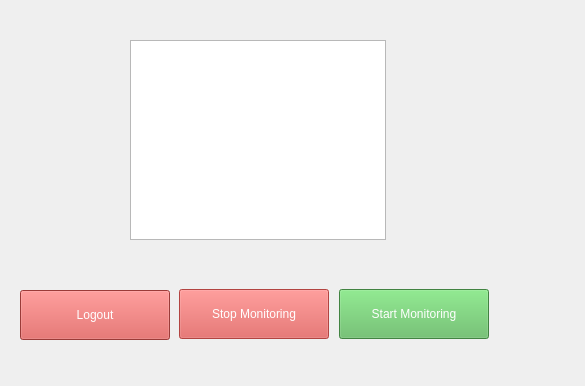
Above: ui/main_window.ui from pornessianparapio/act_app before the change. Below: the same form after it.
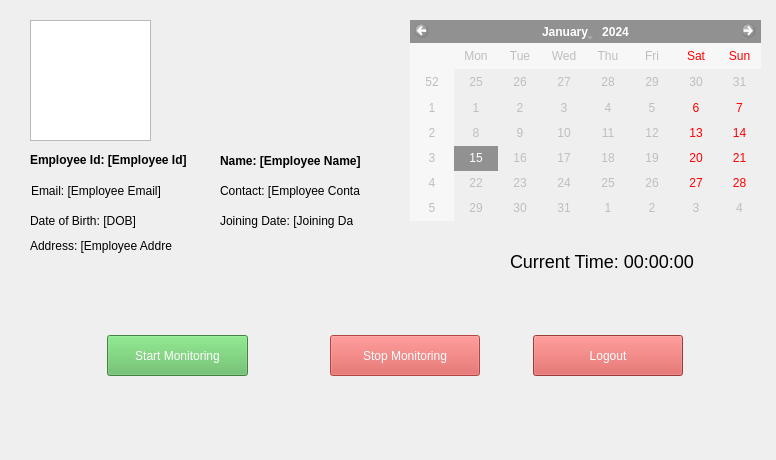
That is the form after the change.

```diff
--- a/ui/main_window.ui
+++ b/ui/main_window.ui
@@ -6,36 +6,61 @@
    <rect>
     <x>0</x>
     <y>0</y>
-    <width>585</width>
-    <height>386</height>
+    <width>776</width>
+    <height>460</height>
    </rect>
   </property>
   <property name="windowTitle">
    <string>Activity Monitor</string>
   </property>
-  <property name="stylesheet" stdset="0">
+  <property name="styleSheet">
    <string notr="true">dark_style</string>
   </property>
   <widget class="QWidget" name="centralwidget">
+   <widget class="QPushButton" name="stop_button">
+    <property name="enabled">
+     <bool>false</bool>
+    </property>
+    <property name="geometry">
+     <rect>
+      <x>330</x>
+      <y>335</y>
+      <width>150</width>
+      <height>41</height>
+     </rect>
+    </property>
+    <property name="maximumSize">
+     <size>
+      <width>150</width>
+      <height>41</height>
+     </size>
+    </property>
+    <property name="styleSheet">
+     <string notr="true">background-color: #d9534f; color: white;</string>
+    </property>
+    <property name="text">
+     <string>Stop Monitoring</string>
+    </property>
+    <property name="fixedSize" stdset="0">
+     <size>
+      <width>150</width>
+      <height>50</height>
+     </size>
+    </property>
+   </widget>
    <widget class="QPushButton" name="start_button">
     <property name="geometry">
      <rect>
-      <x>339</x>
-      <y>289</y>
-      <width>150</width>
-      <height>50</height>
+      <x>107</x>
+      <y>335</y>
+      <width>141</width>
+      <height>41</height>
      </rect>
     </property>
-    <property name="sizePolicy">
-     <sizepolicy hsizetype="Fixed" vsizetype="Fixed">
-      <horstretch>0</horstretch>
-      <verstretch>0</verstretch>
-     </sizepolicy>
-    </property>
-    <property name="minimumSize">
+    <property name="maximumSize">
      <size>
-      <width>150</width>
-      <height>50</height>
+      <width>141</width>
+      <height>41</height>
      </size>
     </property>
     <property name="styleSheet">
@@ -44,57 +69,26 @@
     <property name="text">
      <string>Start Monitoring</string>
     </property>
-   </widget>
-   <widget class="QPushButton" name="stop_button">
-    <property name="enabled">
-     <bool>false</bool>
-    </property>
-    <property name="geometry">
-     <rect>
-      <x>179</x>
-      <y>289</y>
-      <width>150</width>
-      <height>50</height>
-     </rect>
-    </property>
-    <property name="sizePolicy">
-     <sizepolicy hsizetype="Fixed" vsizetype="Fixed">
-      <horstretch>0</horstretch>
-      <verstretch>0</verstretch>
-     </sizepolicy>
-    </property>
-    <property name="minimumSize">
+    <property name="fixedSize" stdset="0">
      <size>
       <width>150</width>
       <height>50</height>
      </size>
     </property>
-    <property name="styleSheet">
-     <string notr="true">background-color: #d9534f; color: white;</string>
-    </property>
-    <property name="text">
-     <string>Stop Monitoring</string>
-    </property>
    </widget>
    <widget class="QPushButton" name="logout_button">
     <property name="geometry">
      <rect>
-      <x>20</x>
-      <y>290</y>
+      <x>533</x>
+      <y>335</y>
       <width>150</width>
-      <height>50</height>
+      <height>41</height>
      </rect>
     </property>
-    <property name="sizePolicy">
-     <sizepolicy hsizetype="Fixed" vsizetype="Fixed">
-      <horstretch>0</horstretch>
-      <verstretch>0</verstretch>
-     </sizepolicy>
-    </property>
-    <property name="minimumSize">
+    <property name="maximumSize">
      <size>
       <width>150</width>
-      <height>50</height>
+      <height>41</height>
      </size>
     </property>
     <property name="styleSheet">
@@ -103,23 +97,167 @@
     <property name="text">
      <string>Logout</string>
     </property>
+    <property name="fixedSize" stdset="0">
+     <size>
+      <width>150</width>
+      <height>50</height>
+     </size>
+    </property>
    </widget>
-   <widget class="QGraphicsView" name="graphicsView">
+   <widget class="QLabel" name="Employee_Id_label">
     <property name="geometry">
      <rect>
-      <x>130</x>
-      <y>40</y>
-      <width>256</width>
-      <height>200</height>
+      <x>30</x>
+      <y>150</y>
+      <width>161</width>
+      <height>20</height>
      </rect>
     </property>
-    <property name="minimumSize">
+    <property name="font">
+     <font>
+      <weight>75</weight>
+      <bold>true</bold>
+     </font>
+    </property>
+    <property name="text">
+     <string>Employee Id: [Employee Id]</string>
+    </property>
+   </widget>
+   <widget class="QLabel" name="name_label">
+    <property name="geometry">
+     <rect>
+      <x>220</x>
+      <y>150</y>
+      <width>171</width>
+      <height>21</height>
+     </rect>
+    </property>
+    <property name="font">
+     <font>
+      <weight>75</weight>
+      <bold>true</bold>
+     </font>
+    </property>
+    <property name="text">
+     <string>Name: [Employee Name]</string>
+    </property>
+   </widget>
+   <widget class="QCalendarWidget" name="calendar">
+    <property name="enabled">
+     <bool>false</bool>
+    </property>
+    <property name="geometry">
+     <rect>
+      <x>410</x>
+      <y>20</y>
+      <width>351</width>
+      <height>201</height>
+     </rect>
+    </property>
+    <property name="layoutDirection">
+     <enum>Qt::LeftToRight</enum>
+    </property>
+    <property name="fixedSize" stdset="0">
      <size>
       <width>200</width>
-      <height>200</height>
+      <height>150</height>
      </size>
     </property>
    </widget>
+   <widget class="QLabel" name="email_label">
+    <property name="geometry">
+     <rect>
+      <x>31</x>
+      <y>183</y>
+      <width>141</width>
+      <height>16</height>
+     </rect>
+    </property>
+    <property name="text">
+     <string>Email: [Employee Email]</string>
+    </property>
+   </widget>
+   <widget class="QLabel" name="contact_label">
+    <property name="geometry">
+     <rect>
+      <x>220</x>
+      <y>180</y>
+      <width>140</width>
+      <height>21</height>
+     </rect>
+    </property>
+    <property name="text">
+     <string>Contact: [Employee Contact]</string>
+    </property>
+   </widget>
+   <widget class="QLabel" name="address_label">
+    <property name="geometry">
+     <rect>
+      <x>30</x>
+      <y>225</y>
+      <width>142</width>
+      <height>41</height>
+     </rect>
+    </property>
+    <property name="text">
+     <string>Address: [Employee Address]</string>
+    </property>
+   </widget>
+   <widget class="QLabel" name="joining_date_label">
+    <property name="geometry">
+     <rect>
+      <x>220</x>
+      <y>205</y>
+      <width>133</width>
+      <height>31</height>
+     </rect>
+    </property>
+    <property name="text">
+     <string>Joining Date: [Joining Date]</string>
+    </property>
+   </widget>
+   <widget class="QLabel" name="dob_label">
+    <property name="geometry">
+     <rect>
+      <x>30</x>
+      <y>205</y>
+      <width>141</width>
+      <height>31</height>
+     </rect>
+    </property>
+    <property name="text">
+     <string>Date of Birth: [DOB]</string>
+    </property>
+   </widget>
+   <widget class="QLabel" name="clock_label">
+    <property name="geometry">
+     <rect>
+      <x>510</x>
+      <y>250</y>
+      <width>187</width>
+      <height>22</height>
+     </rect>
+    </property>
+    <property name="styleSheet">
+     <string notr="true">font-size: 18px;</string>
+    </property>
+    <property name="text">
+     <string>Current Time: 00:00:00</string>
+    </property>
+   </widget>
+   <widget class="QGraphicsView" name="image">
+    <property name="geometry">
+     <rect>
+      <x>30</x>
+      <y>20</y>
+      <width>121</width>
+      <height>121</height>
+     </rect>
+    </property>
+    <property name="styleSheet">
+     <string notr="true"/>
+    </property>
+   </widget>
   </widget>
  </widget>
  <resources/>
```
